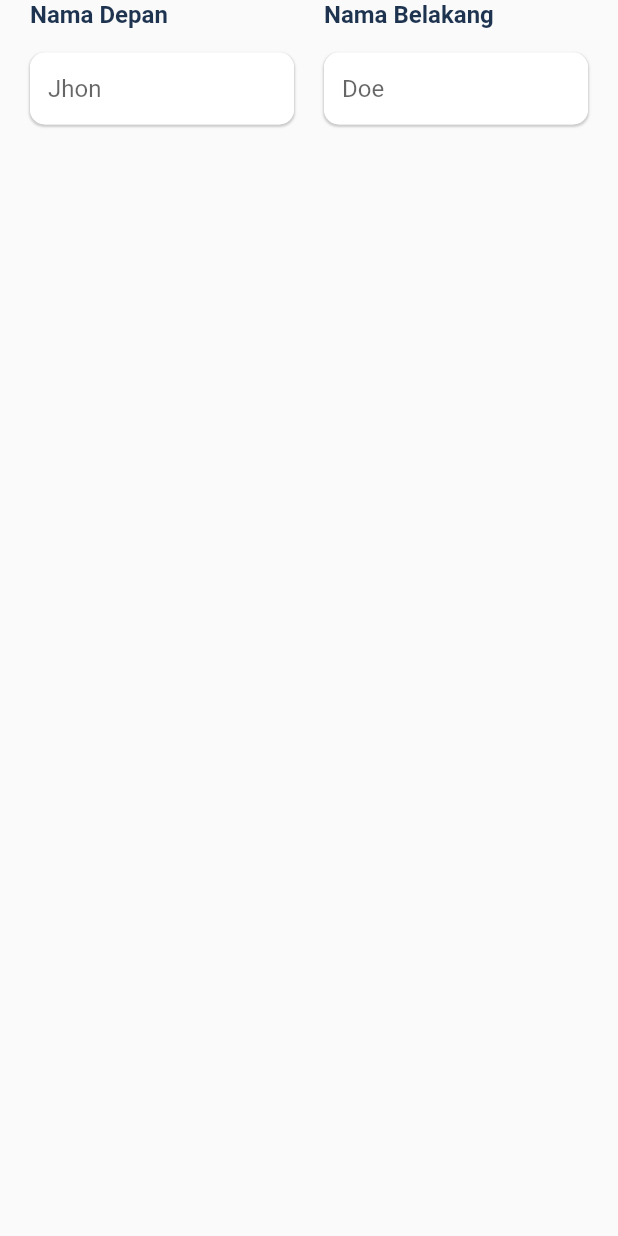
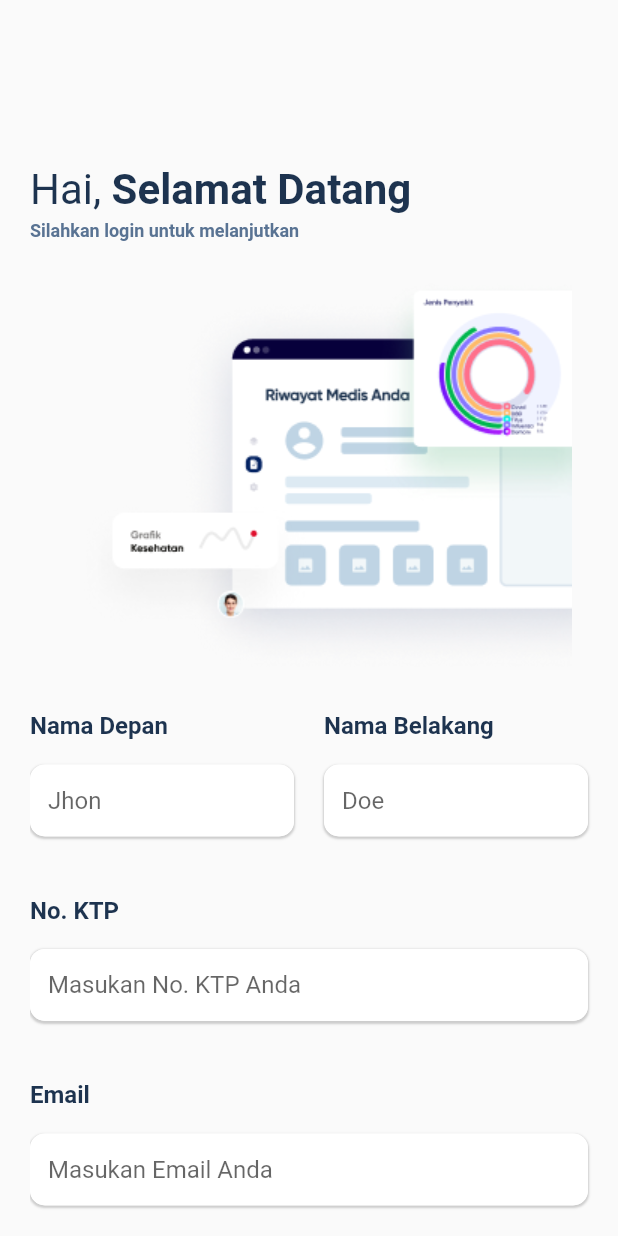
Before and after one commit to BintangNadiMaulana/healthycare, a Flutter app: the RegisterPage screen opened directly, on a phone screen of 412 x 824 dp. Run offline on Flutter 3.47's test engine with Material 2 defaults, Android fonts, the phone set to English and light mode, and no system bars.

Commit message:
Add Registration page

```diff
--- a/lib/Screen/register_page.dart
+++ b/lib/Screen/register_page.dart
@@ -1,5 +1,7 @@
 import 'package:flutter/material.dart';
 import 'package:latihan_ui/Utils/Widgets/reusable_widget.dart';
+
+import '../Utils/custom_color.dart';
 
 class RegisterPage extends StatefulWidget {
   const RegisterPage({Key? key}) : super(key: key);
@@ -12,6 +14,11 @@ class _RegisterPageState extends State<RegisterPage> {
 
   final TextEditingController firstNameController = TextEditingController();
   final TextEditingController lastNameController = TextEditingController();
+  final TextEditingController noKTPController = TextEditingController();
+  final TextEditingController emailController = TextEditingController();
+  final TextEditingController noTelponController = TextEditingController();
+  final TextEditingController passwordController = TextEditingController();
+  final TextEditingController konfirmasiPasswordController = TextEditingController();
 
   @override
   Widget build(BuildContext context) {
@@ -26,7 +33,21 @@ class _RegisterPageState extends State<RegisterPage> {
       padding: EdgeInsets.only(left: 20),
       child: ListView(
         children: [
-            Row(
+            Padding(
+            padding: const EdgeInsets.only(top: 110, bottom: 4),
+            child: Row(
+              children: [
+                Text("Hai, ", style: TextStyle(color: CustomColor.primaryColor, fontSize: 28),),
+                Text("Selamat Datang", style: TextStyle(color: CustomColor.primaryColor, fontSize: 28, fontWeight: FontWeight.bold),),
+              ],
+
+            ),
+          ),
+            Text("Silahkan login untuk melanjutkan", style: TextStyle(color: CustomColor.secondaryColor, fontSize: 12, fontWeight: FontWeight.w600)),
+            Image.asset("assets/images/login_image.png"),
+            Padding(
+              padding: const EdgeInsets.only(bottom: 40),
+              child: Row(
                 mainAxisAlignment: MainAxisAlignment.spaceBetween,
                 children: [
                   Expanded(
@@ -40,12 +61,53 @@ class _RegisterPageState extends State<RegisterPage> {
                   Expanded(child: Column(
                     children: [
                       ResUseAbleWidget().primaryColorText("Nama Belakang"),
-                    ResUseAbleWidget().customForm(firstNameController, "Doe")
+                      ResUseAbleWidget().customForm(lastNameController, "Doe")
                     ],
                     crossAxisAlignment: CrossAxisAlignment.start,
                   ),)
                 ],
-            )
+              ),
+            ),
+            ResUseAbleWidget().primaryColorText("No. KTP"),
+            ResUseAbleWidget().customForm(noKTPController, "Masukan No. KTP Anda"),
+            Padding(
+              padding: const EdgeInsets.only(top: 40),
+              child: ResUseAbleWidget().primaryColorText("Email"),
+            ),
+            ResUseAbleWidget().customForm(noKTPController, "Masukan Email Anda"),
+            Padding(
+              padding: const EdgeInsets.only(top: 40),
+              child: ResUseAbleWidget().primaryColorText("No. Telpon"),
+            ),
+            ResUseAbleWidget().customForm(noTelponController, "Masukan No. Telpon Anda"),
+            Padding(
+              padding: const EdgeInsets.only(top: 40),
+              child: ResUseAbleWidget().primaryColorText("Password"),
+            ),
+            ResUseAbleWidget().customForm(passwordController, "Masukan Password Anda"),
+            Padding(
+            padding: const EdgeInsets.only(top: 40),
+            child: ResUseAbleWidget().primaryColorText("Konfirmasi Password"),
+          ),
+            ResUseAbleWidget().customForm(konfirmasiPasswordController, "Konfirmasi Password Anda"),
+            Padding(
+            padding: const EdgeInsets.only(top: 40, bottom: 30),
+            child: ResUseAbleWidget().customMainButton("Registrasi", () { }),
+          ),
+            Padding(
+            padding: const EdgeInsets.only(left: 70, right: 70, bottom: 41),
+            child: Row(
+              mainAxisAlignment: MainAxisAlignment.spaceAround,
+              children: [
+                Text("Sudah punya akun ?", style: TextStyle(color: CustomColor.greyColor, fontSize: 14, fontWeight: FontWeight.w400),),
+                GestureDetector(
+                    onTap: (){
+                      Navigator.pop(context);
+                    },
+                    child: const Text("Login sekarang", style: TextStyle(color: CustomColor.primaryColor, fontSize: 14,fontWeight: FontWeight.w600),))
+              ],
+            ),
+          ),
         ],
       ),
     );
```
Lines whose indentation alone changed are shown as unchanged.
